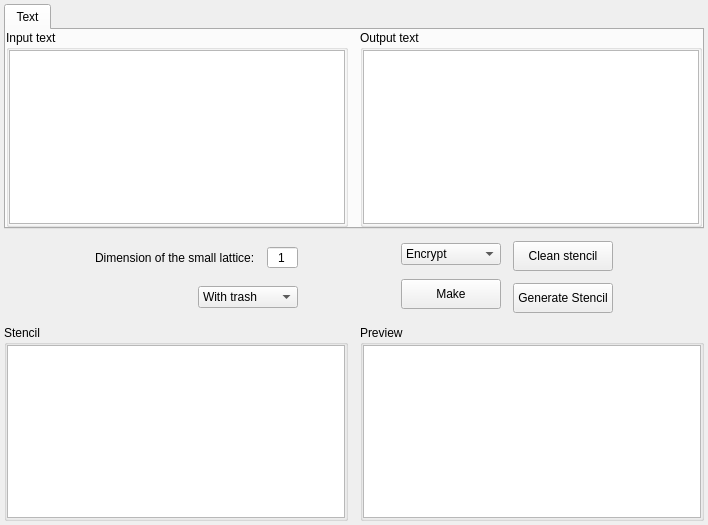
vasilypht/crypto-methods, file app/gui/symmetric/cardan_grille/cardan_grille.ui: the form before one commit.
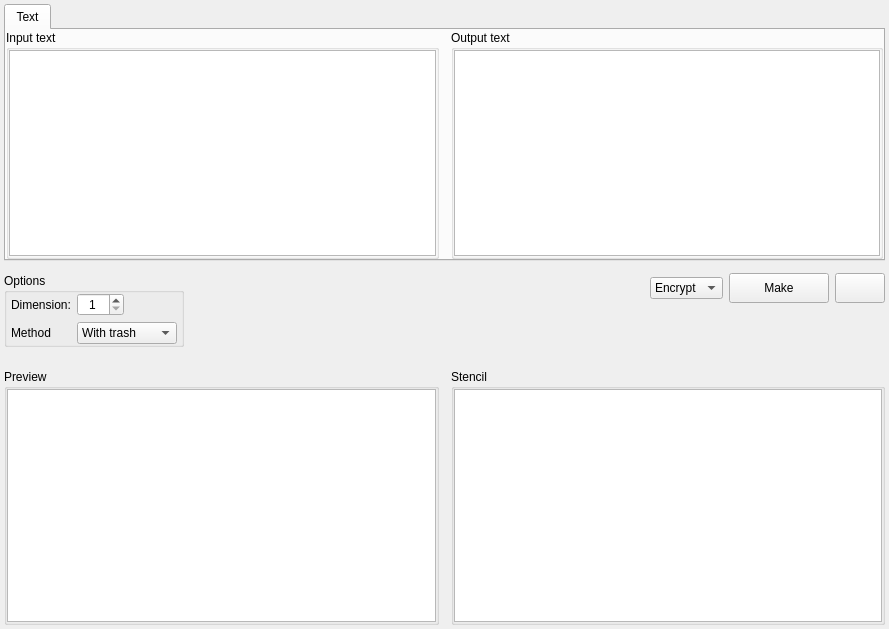
The form after the commit.

Commit message: (Cardan grille) Module redesign. Design in the form of a class, as well as a redesign of the widget

The edit to the form file:
```diff
--- a/app/gui/symmetric/cardan_grille/cardan_grille.ui
+++ b/app/gui/symmetric/cardan_grille/cardan_grille.ui
@@ -6,8 +6,8 @@
    <rect>
     <x>0</x>
     <y>0</y>
-    <width>708</width>
-    <height>525</height>
+    <width>889</width>
+    <height>629</height>
    </rect>
   </property>
   <property name="windowTitle">
@@ -29,8 +29,20 @@
    <property name="bottomMargin">
     <number>4</number>
    </property>
-   <item alignment="Qt::AlignTop">
+   <item>
     <widget class="QTabWidget" name="tab_widget">
+     <property name="sizePolicy">
+      <sizepolicy hsizetype="Preferred" vsizetype="MinimumExpanding">
+       <horstretch>0</horstretch>
+       <verstretch>0</verstretch>
+      </sizepolicy>
+     </property>
+     <property name="maximumSize">
+      <size>
+       <width>16777215</width>
+       <height>400</height>
+      </size>
+     </property>
      <widget class="QWidget" name="tab_text">
       <attribute name="title">
        <string>Text</string>
@@ -53,6 +65,12 @@
        </property>
        <item>
         <widget class="QGroupBox" name="group_box_input">
+         <property name="sizePolicy">
+          <sizepolicy hsizetype="Preferred" vsizetype="Preferred">
+           <horstretch>0</horstretch>
+           <verstretch>0</verstretch>
+          </sizepolicy>
+         </property>
          <property name="title">
           <string>Input text</string>
          </property>
@@ -74,6 +92,12 @@
           </property>
           <item>
            <widget class="QTextEdit" name="text_edit_input">
+            <property name="sizePolicy">
+             <sizepolicy hsizetype="Preferred" vsizetype="Preferred">
+              <horstretch>0</horstretch>
+              <verstretch>0</verstretch>
+             </sizepolicy>
+            </property>
             <property name="styleSheet">
              <string notr="true"/>
             </property>
@@ -112,7 +136,7 @@
           <item>
            <widget class="QTextEdit" name="text_edit_output">
             <property name="sizePolicy">
-             <sizepolicy hsizetype="Expanding" vsizetype="Preferred">
+             <sizepolicy hsizetype="Preferred" vsizetype="Preferred">
               <horstretch>0</horstretch>
               <verstretch>0</verstretch>
              </sizepolicy>
@@ -130,38 +154,86 @@
     </widget>
    </item>
    <item>
-    <layout class="QHBoxLayout" name="horizontal_layout_2">
-     <item>
-      <spacer name="horizontal_spacer_1">
-       <property name="orientation">
-        <enum>Qt::Horizontal</enum>
-       </property>
-       <property name="sizeHint" stdset="0">
+    <widget class="QFrame" name="frame_options">
+     <property name="maximumSize">
         <size>
-         <width>40</width>
-         <height>20</height>
-        </size>
-       </property>
-      </spacer>
-     </item>
+       <width>16777215</width>
+       <height>84</height>
+      </size>
+     </property>
+     <property name="frameShape">
+      <enum>QFrame::NoFrame</enum>
+     </property>
+     <property name="frameShadow">
+      <enum>QFrame::Raised</enum>
+     </property>
+     <layout class="QHBoxLayout" name="horizontalLayout_3">
+      <property name="leftMargin">
+       <number>0</number>
+      </property>
+      <property name="topMargin">
+       <number>0</number>
+      </property>
+      <property name="rightMargin">
+       <number>0</number>
+      </property>
+      <property name="bottomMargin">
+       <number>0</number>
+      </property>
      <item>
       <layout class="QVBoxLayout" name="vertical_layout_1">
+        <property name="spacing">
+         <number>0</number>
+        </property>
        <item>
-        <layout class="QHBoxLayout" name="horizontal_layout_3">
+         <widget class="QGroupBox" name="group_box_options">
+          <property name="sizePolicy">
+           <sizepolicy hsizetype="Preferred" vsizetype="Preferred">
+            <horstretch>0</horstretch>
+            <verstretch>0</verstretch>
+           </sizepolicy>
+          </property>
+          <property name="title">
+           <string>Options</string>
+          </property>
+          <layout class="QVBoxLayout" name="verticalLayout_3">
+           <property name="leftMargin">
+            <number>0</number>
+           </property>
+           <property name="topMargin">
+            <number>0</number>
+           </property>
+           <property name="rightMargin">
+            <number>0</number>
+           </property>
+           <property name="bottomMargin">
+            <number>0</number>
+           </property>
          <item>
+            <layout class="QFormLayout" name="form_layout_options">
+             <property name="fieldGrowthPolicy">
+              <enum>QFormLayout::ExpandingFieldsGrow</enum>
+             </property>
+             <property name="leftMargin">
+              <number>4</number>
+             </property>
+             <property name="rightMargin">
+              <number>4</number>
+             </property>
+             <item row="0" column="0">
           <widget class="QLabel" name="label_dim_stencil">
            <property name="text">
-            <string>Dimension of the small lattice:</string>
+                <string>Dimension:</string>
            </property>
           </widget>
          </item>
-         <item>
+             <item row="0" column="1">
           <widget class="QSpinBox" name="spin_box_dim_stencil">
            <property name="alignment">
             <set>Qt::AlignCenter</set>
            </property>
            <property name="buttonSymbols">
-            <enum>QAbstractSpinBox::NoButtons</enum>
+                <enum>QAbstractSpinBox::UpDownArrows</enum>
            </property>
            <property name="minimum">
             <number>1</number>
@@ -171,9 +243,14 @@
            </property>
           </widget>
          </item>
-        </layout>
-       </item>
-       <item alignment="Qt::AlignRight">
+             <item row="1" column="0">
+              <widget class="QLabel" name="label">
+               <property name="text">
+                <string>Method</string>
+               </property>
+              </widget>
+             </item>
+             <item row="1" column="1">
         <widget class="QComboBox" name="combo_box_trash">
          <property name="sizePolicy">
           <sizepolicy hsizetype="Fixed" vsizetype="Fixed">
@@ -195,23 +272,49 @@
        </item>
       </layout>
      </item>
+          </layout>
+         </widget>
+        </item>
      <item>
-      <spacer name="horizontal_spacer_2">
+         <spacer name="vertical_spacer_1">
+          <property name="orientation">
+           <enum>Qt::Vertical</enum>
+          </property>
+          <property name="sizeHint" stdset="0">
+           <size>
+            <width>20</width>
+            <height>40</height>
+           </size>
+          </property>
+         </spacer>
+        </item>
+       </layout>
+      </item>
+      <item>
+       <spacer name="horizontal_spacer_1">
        <property name="orientation">
         <enum>Qt::Horizontal</enum>
        </property>
        <property name="sizeHint" stdset="0">
         <size>
-         <width>40</width>
+          <width>64</width>
          <height>20</height>
         </size>
        </property>
       </spacer>
      </item>
      <item>
-      <layout class="QVBoxLayout" name="verticalLayout_3">
+       <layout class="QVBoxLayout" name="vertical_layout_2">
        <property name="spacing">
-        <number>12</number>
+         <number>-1</number>
+        </property>
+        <item>
+         <layout class="QHBoxLayout" name="horizonta_layout_1">
+          <property name="spacing">
+           <number>-1</number>
+          </property>
+          <property name="sizeConstraint">
+           <enum>QLayout::SetDefaultConstraint</enum>
        </property>
        <item>
         <widget class="QComboBox" name="combo_box_mode">
@@ -246,76 +349,56 @@
          </property>
         </widget>
        </item>
-      </layout>
-     </item>
      <item>
-      <layout class="QVBoxLayout" name="verticalLayout_2">
-       <property name="spacing">
-        <number>12</number>
-       </property>
-       <item>
-        <widget class="QPushButton" name="button_clean_stencil">
-         <property name="sizePolicy">
-          <sizepolicy hsizetype="Fixed" vsizetype="Fixed">
-           <horstretch>0</horstretch>
-           <verstretch>0</verstretch>
-          </sizepolicy>
-         </property>
+           <widget class="QPushButton" name="button_options">
          <property name="minimumSize">
           <size>
-           <width>100</width>
+              <width>50</width>
            <height>30</height>
           </size>
          </property>
          <property name="text">
-          <string>Clean stencil</string>
+             <string/>
          </property>
         </widget>
        </item>
-       <item>
-        <widget class="QPushButton" name="button_gen_stencil">
-         <property name="sizePolicy">
-          <sizepolicy hsizetype="Fixed" vsizetype="Fixed">
-           <horstretch>0</horstretch>
-           <verstretch>0</verstretch>
-          </sizepolicy>
-         </property>
-         <property name="minimumSize">
-          <size>
-           <width>100</width>
-           <height>30</height>
-          </size>
-         </property>
-         <property name="text">
-          <string>Generate Stencil</string>
-         </property>
-        </widget>
-       </item>
       </layout>
      </item>
      <item>
-      <spacer name="horizontal_spacer_3">
+         <spacer name="vertical_spacer_2">
        <property name="orientation">
-        <enum>Qt::Horizontal</enum>
+           <enum>Qt::Vertical</enum>
+          </property>
+          <property name="sizeType">
+           <enum>QSizePolicy::Expanding</enum>
        </property>
        <property name="sizeHint" stdset="0">
         <size>
-         <width>40</width>
-         <height>20</height>
+            <width>20</width>
+            <height>0</height>
         </size>
        </property>
       </spacer>
      </item>
     </layout>
+      </item>
+     </layout>
+    </widget>
    </item>
    <item>
     <layout class="QHBoxLayout" name="horizontal_layout_1">
      <item>
-      <widget class="QGroupBox" name="group_box_stencil">
+      <widget class="QGroupBox" name="group_box_preview">
+       <property name="sizePolicy">
+        <sizepolicy hsizetype="Preferred" vsizetype="MinimumExpanding">
+         <horstretch>0</horstretch>
+         <verstretch>0</verstretch>
+        </sizepolicy>
+       </property>
        <property name="title">
-        <string>Stencil</string>
+        <string>Preview</string>
        </property>
-       <layout class="QVBoxLayout" name="verticalLayout_21">
+       <layout class="QVBoxLayout" name="verticalLayout_25">
         <property name="spacing">
          <number>0</number>
         </property>
@@ -332,19 +415,13 @@
          <number>0</number>
         </property>
         <item>
-         <widget class="QTableWidget" name="table_widget_stencil">
+         <widget class="QTableWidget" name="table_widget_preview">
           <property name="sizePolicy">
-           <sizepolicy hsizetype="Expanding" vsizetype="Expanding">
+           <sizepolicy hsizetype="Preferred" vsizetype="Expanding">
             <horstretch>0</horstretch>
             <verstretch>0</verstretch>
            </sizepolicy>
           </property>
-          <property name="focusPolicy">
-           <enum>Qt::StrongFocus</enum>
-          </property>
-          <property name="styleSheet">
-           <string notr="true"/>
-          </property>
           <property name="editTriggers">
            <set>QAbstractItemView::NoEditTriggers</set>
           </property>
@@ -375,11 +452,17 @@
       </widget>
      </item>
      <item>
-      <widget class="QGroupBox" name="group_box_preview">
+      <widget class="QGroupBox" name="group_box_stencil">
+       <property name="sizePolicy">
+        <sizepolicy hsizetype="Preferred" vsizetype="MinimumExpanding">
+         <horstretch>0</horstretch>
+         <verstretch>0</verstretch>
+        </sizepolicy>
+       </property>
        <property name="title">
-        <string>Preview</string>
+        <string>Stencil</string>
        </property>
-       <layout class="QVBoxLayout" name="verticalLayout_25">
+       <layout class="QVBoxLayout" name="verticalLayout_21">
         <property name="spacing">
          <number>0</number>
         </property>
@@ -396,13 +479,19 @@
          <number>0</number>
         </property>
         <item>
-         <widget class="QTableWidget" name="table_widget_preview">
+         <widget class="QTableWidget" name="table_widget_stencil">
           <property name="sizePolicy">
-           <sizepolicy hsizetype="Expanding" vsizetype="Expanding">
+           <sizepolicy hsizetype="Preferred" vsizetype="Expanding">
             <horstretch>0</horstretch>
             <verstretch>0</verstretch>
            </sizepolicy>
           </property>
+          <property name="focusPolicy">
+           <enum>Qt::StrongFocus</enum>
+          </property>
+          <property name="styleSheet">
+           <string notr="true"/>
+          </property>
           <property name="editTriggers">
            <set>QAbstractItemView::NoEditTriggers</set>
           </property>
```
Left out of the diff: 8 changed lines with no effect on the pictures. Lines whose indentation alone changed are shown as unchanged. The commit also changes 3 other files.
